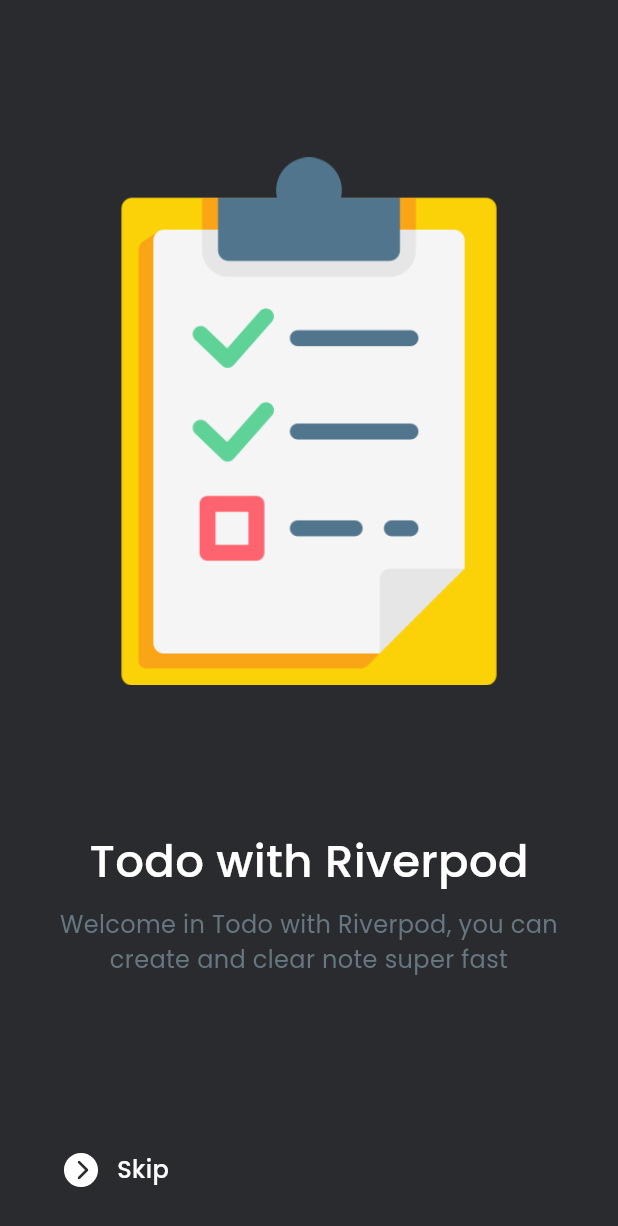
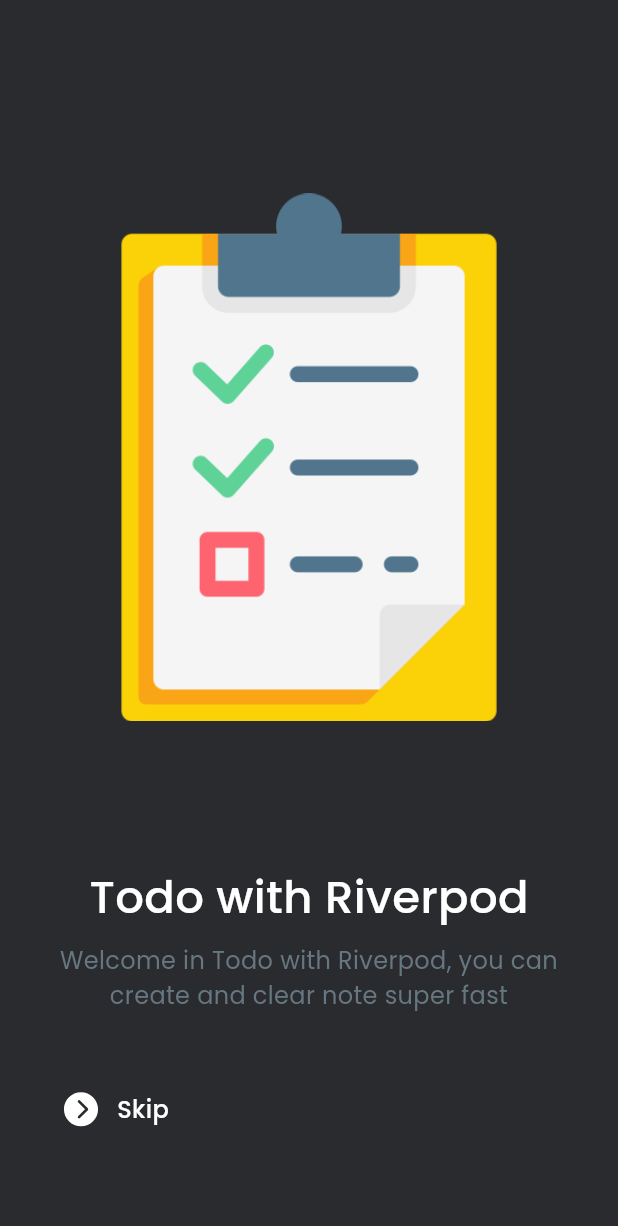
Before and after one commit to muhtar-sgk/TodoAppRiverpod, a Flutter app: the screen it shows after launch, on a phone screen of 412 x 824 dp. Shown: the top 1226 px of the screen. Run offline on Flutter 3.47's test engine with Material 2 defaults, Android fonts, the phone set to English and light mode, and no system bars; our stand-ins replace flutter_screenutil, flutter_vector_icons, google_fonts.

Commit message:
add expanded widget

```diff
--- a/lib/features/on_boarding/views/on_boarding_screen.dart
+++ b/lib/features/on_boarding/views/on_boarding_screen.dart
@@ -30,7 +30,7 @@ class OnBoardingScreen extends StatelessWidget {
           child: Column(
             mainAxisAlignment: MainAxisAlignment.center,
             children: [
-              Spacer(),
+              Expanded(child: SizedBox()),
               Image.asset(ImageRes.todo),
               const WhiteSpace(height: 80),
               const FadingText(
@@ -49,8 +49,8 @@ class OnBoardingScreen extends StatelessWidget {
                   color: Colours.lightGrey
                 ),
               ),
-              Spacer(),
-              Row(
+              Expanded(
+                child: Row(
                   mainAxisAlignment: MainAxisAlignment.spaceBetween,
                   children: [
                     Row(
@@ -69,6 +69,7 @@ class OnBoardingScreen extends StatelessWidget {
                       ],
                     ),
                   ],
+                ),
               )
           ]),
         ),
```
Lines whose indentation alone changed are shown as unchanged.
